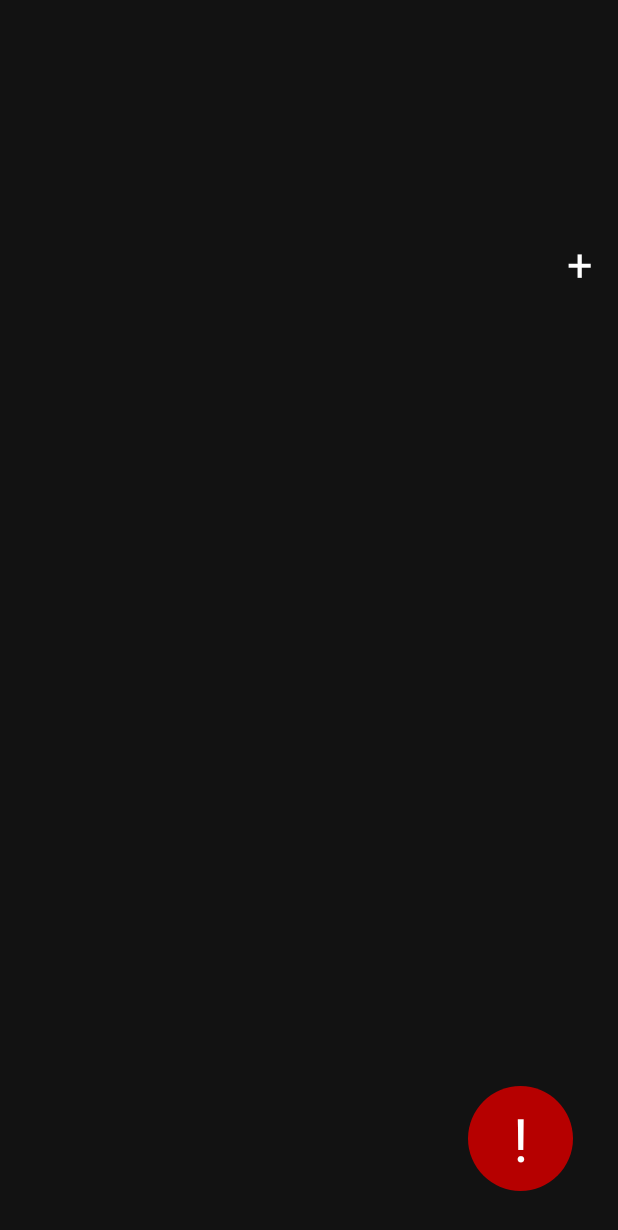
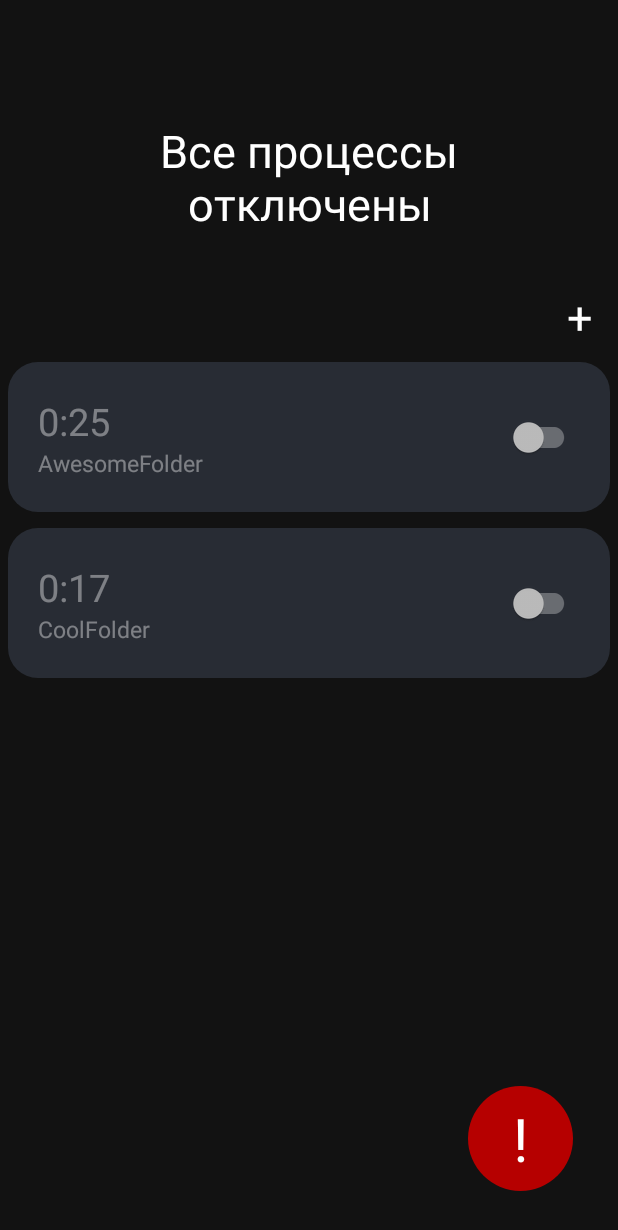
Before and after one commit to IvanMurzin/AntiLeaker, an Android app: the screen it shows after launch (MainActivity), on a phone screen of 412 x 824 dp. Shown: the top 1230 px of the screen. Run offline under Robolectric (Android 15) with nearby library versions, the phone set to English and light mode, and no system bars; libraries missing offline, so code that uses them is left out: com.suke.widget; plain views replace SwitchButton; 1 statement that could not run was skipped.

Commit message:
update ui

```diff
--- a/app/build.gradle
+++ b/app/build.gradle
@@ -10,7 +10,7 @@ android {
 
     defaultConfig {
         applicationId "ru.ivanmurzin.antileaker"
-        minSdkVersion 23
+        minSdkVersion 24
         targetSdkVersion 30
         versionCode 1
         versionName "1.0"
--- a/app/src/main/java/ru/ivanmurzin/antileaker/MainActivity.kt
+++ b/app/src/main/java/ru/ivanmurzin/antileaker/MainActivity.kt
@@ -1,15 +1,21 @@
 package ru.ivanmurzin.antileaker
 
 import android.Manifest
-import android.content.Intent
 import android.content.SharedPreferences
 import android.content.pm.PackageManager
+import android.os.Bundle
+import android.util.Log
 import androidx.appcompat.app.AppCompatActivity
-import android.os.Bundle
 import androidx.core.app.ActivityCompat
-import androidx.core.content.edit
+import androidx.recyclerview.widget.LinearLayoutManager
 import kotlinx.android.synthetic.main.activity_main.*
-import ru.ivanmurzin.antileaker.service.TimerService
+import ru.ivanmurzin.antileaker.entivity.TimerProcess
+import ru.ivanmurzin.antileaker.utils.MainRecyclerAdapter
+import java.text.SimpleDateFormat
+
+const val MY_TIMER_LOGGER = "MY_LOGGER_TAG_TIMER" // тэг, по которому доступны логи приложения
+const val MY_FILE_LOGGER = "MY_LOGGER_TAG_FILE" // тэг, по которому доступны логи приложения
+const val MY_SERVICE_LOGGER = "MY_LOGGER_TAG_SERVICE" // тэг, по которому доступны логи приложения
 
 class MainActivity : AppCompatActivity() {
 
@@ -24,18 +30,18 @@ class MainActivity : AppCompatActivity() {
     }
 
     private fun setupUI() {
-        button_apply.setOnClickListener {
-            val period = field_period.text.toString().toLong() * 1000 // считываю период удаления
-            val folderName = field_folder.text.toString() // считываю название удаляемой папки
-            text_info.text = "Папка: $folderName\nУдаляется каждые: ${period / 1000} sec"
-            val expireTime = System.currentTimeMillis() + period // время первого удаления
-            storage.edit {
-                putLong("expireTime", expireTime) // записываю время первого удаления
-                putLong("period", period) // записываю период удаления
-                putString("folderName", folderName) // записываю название удаляемой папки
-            }
-            startService(Intent(this, TimerService::class.java)) // запускаю сервис
-        }
+        var period = 25*60*1000L // считываю период удаления
+        var folderName = "AwesomeFolder" // считываю название удаляемой папки
+        var expireTime = System.currentTimeMillis() + period // время первого удаления
+        val firstProcess = TimerProcess(folderName, period)
+        period = 17*60*1000L// считываю период удаления
+        folderName = "CoolFolder" // считываю название удаляемой папки
+        expireTime = System.currentTimeMillis() + period // время первого удаления
+        val secondProcess = TimerProcess(folderName, period)
+        val processes = arrayOf(firstProcess, secondProcess)
+        recycler.layoutManager = LinearLayoutManager(this)
+        recycler.adapter = MainRecyclerAdapter(processes)
+
     }
 
 
--- /dev/null
+++ b/app/src/main/java/ru/ivanmurzin/antileaker/entivity/MyTimeFormat.kt
@@ -0,0 +1,10 @@
+package ru.ivanmurzin.antileaker.entivity
+
+class MyTimeFormat {
+
+    fun format(mills: Long): String {
+        val hours = mills / 1000 / 60 / 60
+        val minutes = mills / 1000 / 60 % 60
+        return "$hours:$minutes"
+    }
+}
--- /dev/null
+++ b/app/src/main/java/ru/ivanmurzin/antileaker/entivity/TimerProcess.kt
@@ -0,0 +1,6 @@
+package ru.ivanmurzin.antileaker.entivity
+
+data class TimerProcess(
+    val folderName: String,
+    val period: Long
+)
--- a/app/src/main/java/ru/ivanmurzin/antileaker/service/TimerService.kt
+++ b/app/src/main/java/ru/ivanmurzin/antileaker/service/TimerService.kt
@@ -6,10 +6,9 @@ import android.content.SharedPreferences
 import android.os.*
 import android.util.Log
 import androidx.core.content.edit
+import ru.ivanmurzin.antileaker.MY_SERVICE_LOGGER
 import ru.ivanmurzin.antileaker.utils.FileManager
 import ru.ivanmurzin.antileaker.utils.Timer
-
-const val MY_SERVICE_LOGGER = "MY_LOGGER_TAG_SERVICE" // тэг, по которому доступны логи приложения
 
 class TimerService : Service() {
 
--- a/app/src/main/java/ru/ivanmurzin/antileaker/utils/FileManager.kt
+++ b/app/src/main/java/ru/ivanmurzin/antileaker/utils/FileManager.kt
@@ -1,9 +1,8 @@
 package ru.ivanmurzin.antileaker.utils
 
 import android.util.Log
+import ru.ivanmurzin.antileaker.MY_FILE_LOGGER
 import java.io.File
-
-const val MY_FILE_LOGGER = "MY_LOGGER_TAG_FILE" // тэг, по которому доступны логи приложения
 
 class FileManager(private val searchDir: File) {
 
--- /dev/null
+++ b/app/src/main/java/ru/ivanmurzin/antileaker/utils/MainRecyclerAdapter.kt
@@ -0,0 +1,44 @@
+package ru.ivanmurzin.antileaker.utils
+
+import android.annotation.SuppressLint
+import android.util.Log
+import android.view.LayoutInflater
+import android.view.View
+import android.view.ViewGroup
+import android.widget.TextView
+import androidx.recyclerview.widget.RecyclerView
+import com.suke.widget.SwitchButton
+import kotlinx.android.synthetic.main.process_card.view.*
+import ru.ivanmurzin.antileaker.MY_SERVICE_LOGGER
+import ru.ivanmurzin.antileaker.R
+import ru.ivanmurzin.antileaker.entivity.MyTimeFormat
+import ru.ivanmurzin.antileaker.entivity.TimerProcess
+
+class MainRecyclerAdapter(private val data: Array<TimerProcess>) :
+    RecyclerView.Adapter<MainRecyclerAdapter.MyHolder>() {
+    val timeFormat = MyTimeFormat()
+
+    class MyHolder(view: View) : RecyclerView.ViewHolder(view) {
+        val period: TextView = view.text_period
+        val folderName: TextView = view.text_folder_name
+        val date: TextView = view.text_date
+        val switch: SwitchButton = view.switch_button
+    }
+
+    override fun onCreateViewHolder(parent: ViewGroup, viewType: Int): MyHolder {
+        val view = LayoutInflater.from(parent.context).inflate(R.layout.process_card, parent, false)
+        return MyHolder(view)
+    }
+
+    override fun onBindViewHolder(holder: MyHolder, position: Int) {
+        val process = data[position]
+        holder.folderName.text = process.folderName
+        holder.period.text = timeFormat.format(process.period)
+        //holder.date.text = timeFormat.format(process.expireTime)
+        holder.switch.setOnCheckedChangeListener { _, isChecked ->
+            Log.d(MY_SERVICE_LOGGER, isChecked.toString())
+        }
+    }
+
+    override fun getItemCount() = data.size
+}
--- a/app/src/main/java/ru/ivanmurzin/antileaker/utils/Timer.kt
+++ b/app/src/main/java/ru/ivanmurzin/antileaker/utils/Timer.kt
@@ -2,8 +2,7 @@ package ru.ivanmurzin.antileaker.utils
 
 import android.os.CountDownTimer
 import android.util.Log
-
-const val MY_TIMER_LOGGER = "MY_LOGGER_TAG_TIMER" // тэг, по которому доступны логи приложения
+import ru.ivanmurzin.antileaker.MY_TIMER_LOGGER
 
 class Timer(var mills: Long, val period: Long, val myOnFinish: () -> Unit) {
 
--- a/app/src/main/res/layout/activity_main.xml
+++ b/app/src/main/res/layout/activity_main.xml
@@ -20,7 +20,7 @@
             android:padding="30dp"
             android:textColor="@color/white"
             android:textSize="30sp"
-            tools:text="Все процессы отключены" />
+            android:text="Все процессы отключены" />
 
         <TextView
             android:id="@+id/button_add"
--- a/app/src/main/res/layout/process_card.xml
+++ b/app/src/main/res/layout/process_card.xml
@@ -4,7 +4,7 @@
     xmlns:tools="http://schemas.android.com/tools"
     android:layout_width="match_parent"
     android:layout_height="100dp"
-    android:layout_margin="10dp"
+    android:layout_margin="5dp"
     android:background="@drawable/card_process_shape"
     android:orientation="horizontal"
     android:baselineAligned="false">
@@ -15,16 +15,16 @@
         android:layout_height="wrap_content"
         android:layout_gravity="center"
         android:layout_marginStart="20dp"
-        android:layout_weight="4"
+        android:layout_weight="1"
         android:orientation="vertical">
 
         <TextView
-            android:id="@+id/text_time"
+            android:id="@+id/text_period"
             android:layout_width="wrap_content"
             android:layout_height="wrap_content"
             android:textColor="@color/light_black"
             android:textSize="25sp"
-            tools:text="1 час" />
+            tools:text="01:00" />
 
         <TextView
             android:id="@+id/text_folder_name"
@@ -39,7 +39,7 @@
         android:layout_width="wrap_content"
         android:layout_height="wrap_content"
         android:layout_gravity="center"
-        android:layout_weight="1"
+        android:layout_marginEnd="20dp"
         android:orientation="horizontal">
 
         <TextView
@@ -50,15 +50,15 @@
             android:layout_marginStart="20dp"
             android:gravity="center"
             android:textColor="@color/teal_700"
-            android:textSize="12sp"
-            tools:text="Пнб 20 сент." />
+            android:textSize="15sp"
+            tools:text="11:15" />
 
 
         <com.suke.widget.SwitchButton
-            android:id="@+id/switch_compat"
+            android:id="@+id/switch_button"
             android:layout_width="60dp"
             android:layout_height="wrap_content"
-            android:layout_gravity="center"
+            android:layout_gravity="end"
             android:layout_marginStart="10dp"
             app:sb_background="@color/grey"
             app:sb_checked_color="@color/teal_700" />
```
Also changed, not shown: 1 other file.
